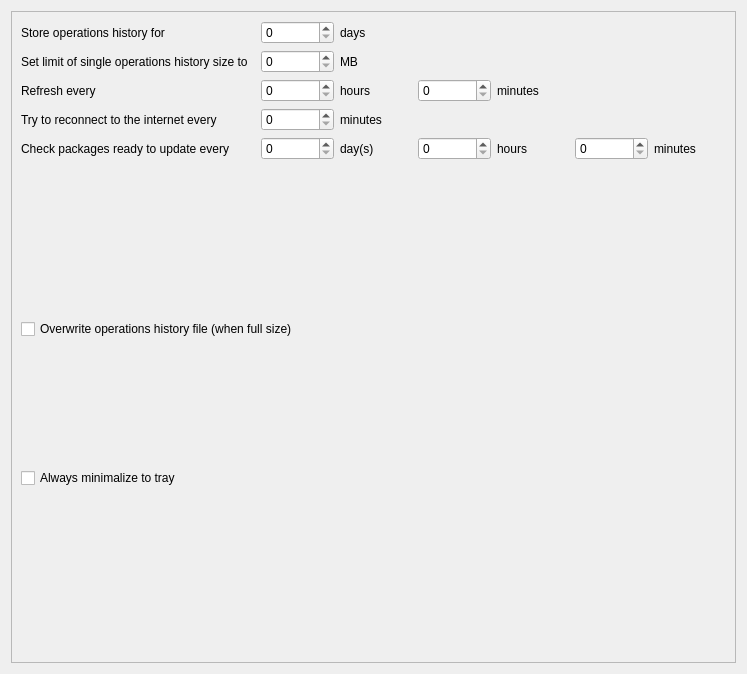
First picture: the form in src/generalsettings.ui, repository juliagoda/pak-gui, before the edit.
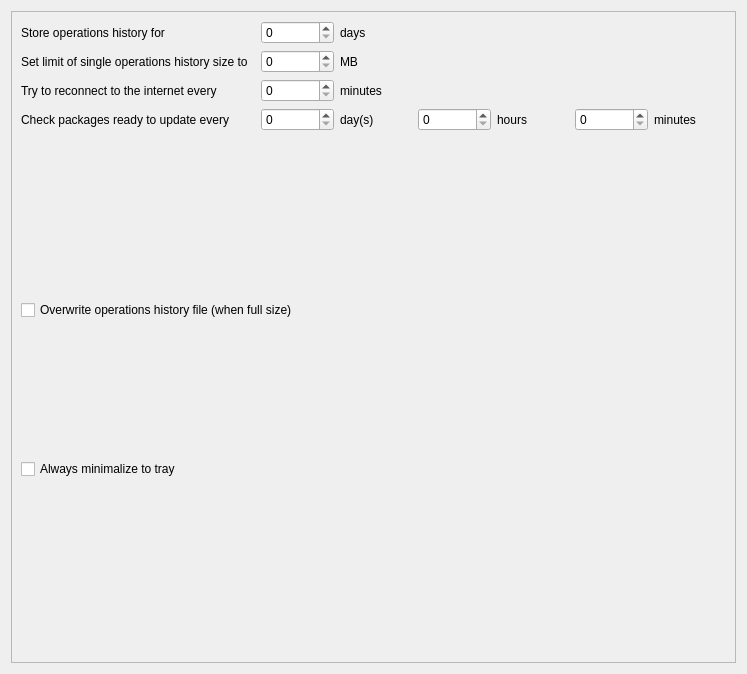
Second picture: the form after the edit.

Patch:
```diff
--- a/src/generalsettings.ui
+++ b/src/generalsettings.ui
@@ -30,14 +30,36 @@
         <layout class="QVBoxLayout" name="verticalLayout_4">
          <item>
           <layout class="QGridLayout" name="gridLayout">
+           <item row="2" column="1">
+            <widget class="QSpinBox" name="kcfg_internet_reconnection_time_in_minutes"/>
+           </item>
+           <item row="3" column="1">
+            <widget class="QSpinBox" name="kcfg_update_check_time_in_days"/>
+           </item>
+           <item row="3" column="3">
+            <widget class="QSpinBox" name="kcfg_update_check_time_in_hours"/>
+           </item>
+           <item row="0" column="1">
+            <widget class="QSpinBox" name="kcfg_history_store_time_in_days"/>
+           </item>
            <item row="3" column="2">
-            <widget class="QLabel" name="label_9">
+            <widget class="QLabel" name="label_11">
              <property name="text">
-              <string>minutes</string>
+              <string>day(s)</string>
              </property>
             </widget>
            </item>
            <item row="3" column="0">
+            <widget class="QLabel" name="label_10">
+             <property name="text">
+              <string>Check packages ready to update every </string>
+             </property>
+             <property name="alignment">
+              <set>Qt::AlignLeading|Qt::AlignLeft|Qt::AlignVCenter</set>
+             </property>
+            </widget>
+           </item>
+           <item row="2" column="0">
             <widget class="QLabel" name="label_8">
              <property name="text">
               <string>Try to reconnect to the internet every </string>
@@ -47,22 +69,37 @@
              </property>
             </widget>
            </item>
-           <item row="4" column="1">
-            <widget class="QSpinBox" name="kcfg_update_check_time_in_days"/>
+           <item row="0" column="2">
+            <widget class="QLabel" name="label_2">
+             <property name="text">
+              <string>days</string>
+             </property>
+            </widget>
            </item>
-           <item row="4" column="4">
+           <item row="2" column="2">
+            <widget class="QLabel" name="label_9">
+             <property name="text">
+              <string>minutes</string>
+             </property>
+            </widget>
+           </item>
+           <item row="1" column="1">
+            <widget class="QSpinBox" name="kcfg_history_file_size_limit_in_Mb"/>
+           </item>
+           <item row="3" column="6">
+            <widget class="QLabel" name="label_13">
+             <property name="text">
+              <string>minutes</string>
+             </property>
+            </widget>
+           </item>
+           <item row="3" column="4">
             <widget class="QLabel" name="label_12">
              <property name="text">
               <string>hours</string>
              </property>
             </widget>
            </item>
-           <item row="0" column="1">
-            <widget class="QSpinBox" name="kcfg_history_store_time_in_days"/>
-           </item>
-           <item row="2" column="1">
-            <widget class="QSpinBox" name="kcfg_refresh_interval_in_hours"/>
-           </item>
            <item row="0" column="0">
             <widget class="QLabel" name="label">
              <property name="text">
@@ -83,36 +120,9 @@
              </property>
             </widget>
            </item>
-           <item row="2" column="2">
-            <widget class="QLabel" name="label_6">
-             <property name="text">
-              <string>hours</string>
-             </property>
-            </widget>
-           </item>
-           <item row="4" column="3">
-            <widget class="QSpinBox" name="kcfg_update_check_time_in_hours"/>
-           </item>
-           <item row="0" column="2">
-            <widget class="QLabel" name="label_2">
-             <property name="text">
-              <string>days</string>
-             </property>
-            </widget>
-           </item>
-           <item row="4" column="5">
+           <item row="3" column="5">
             <widget class="QSpinBox" name="kcfg_update_check_time_in_minutes"/>
            </item>
-           <item row="4" column="0">
-            <widget class="QLabel" name="label_10">
-             <property name="text">
-              <string>Check packages ready to update every </string>
-             </property>
-             <property name="alignment">
-              <set>Qt::AlignLeading|Qt::AlignLeft|Qt::AlignVCenter</set>
-             </property>
-            </widget>
-           </item>
            <item row="1" column="2">
             <widget class="QLabel" name="label_4">
              <property name="text">
@@ -120,46 +130,6 @@
              </property>
             </widget>
            </item>
-           <item row="2" column="0">
-            <widget class="QLabel" name="label_5">
-             <property name="text">
-              <string>Refresh every </string>
-             </property>
-             <property name="alignment">
-              <set>Qt::AlignLeading|Qt::AlignLeft|Qt::AlignVCenter</set>
-             </property>
-            </widget>
-           </item>
-           <item row="2" column="4">
-            <widget class="QLabel" name="label_7">
-             <property name="text">
-              <string>minutes</string>
-             </property>
-            </widget>
-           </item>
-           <item row="4" column="2">
-            <widget class="QLabel" name="label_11">
-             <property name="text">
-              <string>day(s)</string>
-             </property>
-            </widget>
-           </item>
-           <item row="3" column="1">
-            <widget class="QSpinBox" name="kcfg_internet_reconnection_time_in_minutes"/>
-           </item>
-           <item row="1" column="1">
-            <widget class="QSpinBox" name="kcfg_history_file_size_limit_in_Mb"/>
-           </item>
-           <item row="2" column="3">
-            <widget class="QSpinBox" name="kcfg_refresh_interval_in_minutes"/>
-           </item>
-           <item row="4" column="6">
-            <widget class="QLabel" name="label_13">
-             <property name="text">
-              <string>minutes</string>
-             </property>
-            </widget>
-           </item>
           </layout>
          </item>
          <item>
```
